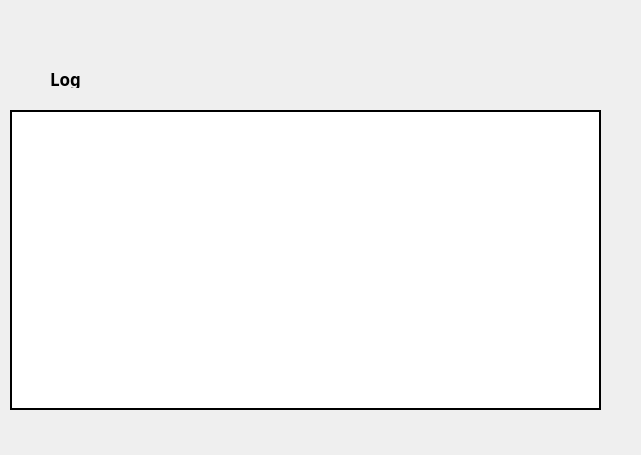
alexlocastro/industrial-informatics-opc-ua-python, file opc-client/log_window.ui: the form before one commit.
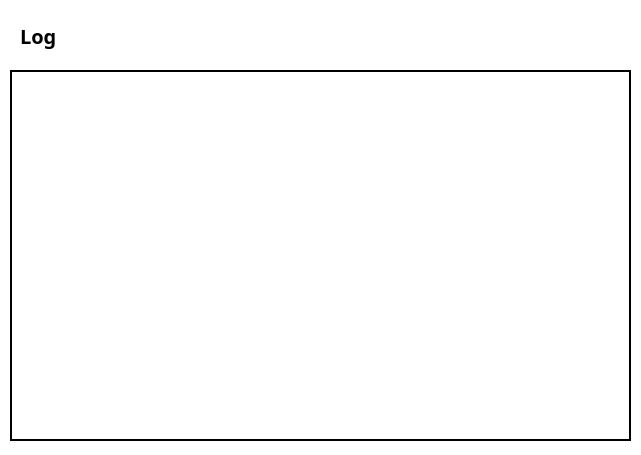
The form after the commit.

Diff of the .ui file:
```diff
--- a/opc-client/log_window.ui
+++ b/opc-client/log_window.ui
@@ -11,22 +11,27 @@
    </rect>
   </property>
   <property name="windowTitle">
-   <string>MainWindow</string>
+   <string>Logs</string>
+  </property>
+  <property name="styleSheet">
+   <string notr="true">
+background-color: white;
+</string>
   </property>
   <widget class="QWidget" name="centralwidget">
    <widget class="QLabel" name="label_5">
     <property name="geometry">
      <rect>
-      <x>50</x>
-      <y>70</y>
+      <x>20</x>
+      <y>10</y>
       <width>447</width>
-      <height>18</height>
+      <height>51</height>
      </rect>
     </property>
     <property name="font">
      <font>
       <family>Ubuntu Mono</family>
-      <pointsize>13</pointsize>
+      <pointsize>15</pointsize>
       <weight>75</weight>
       <bold>true</bold>
      </font>
@@ -39,9 +44,9 @@
     <property name="geometry">
      <rect>
       <x>10</x>
-      <y>110</y>
-      <width>591</width>
-      <height>300</height>
+      <y>70</y>
+      <width>621</width>
+      <height>371</height>
      </rect>
     </property>
     <property name="styleSheet">
```
